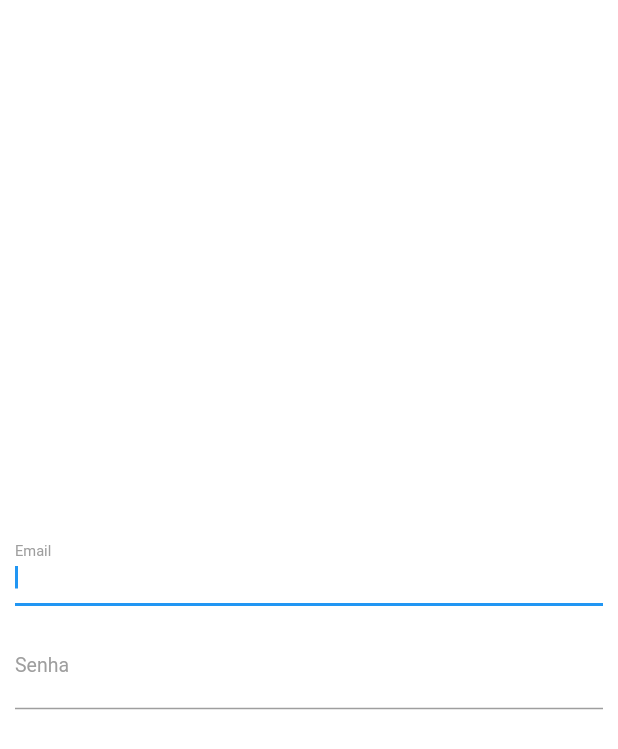
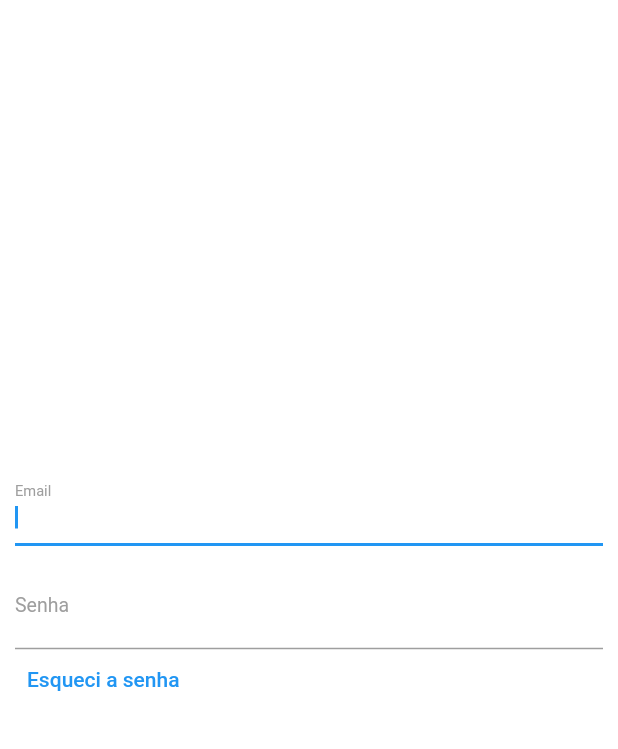
Before and after one commit to Mauricio-Nazario/psel-shinier-2021, a Flutter app: the screen it shows after launch, on a phone screen of 412 x 824 dp. Shown: the top 749 px of the screen. Run offline on Flutter 3.47's test engine with Material 2 defaults, Android fonts, the phone set to English and light mode, and no system bars.

Commit message:
opção esqueci a senha

```diff
--- a/lib/main.dart
+++ b/lib/main.dart
@@ -12,4 +12,6 @@ class MyApp extends StatelessWidget{
 
       );
     }
+
+
   }
--- a/lib/widgets/login.dart
+++ b/lib/widgets/login.dart
@@ -1,4 +1,5 @@
 import 'package:flutter/material.dart';
+
 class Login extends StatefulWidget {
   @override
   _LoginState createState() => _LoginState();
@@ -46,7 +47,19 @@ class _LoginState extends State<Login> {
                   ),
                 ),
               ),
-
+              Container(
+                height: 40,
+                alignment: Alignment.topLeft,
+                child: TextButton(
+                  child: Text(
+                    "Esqueci a senha",
+                  ),
+                  onPressed: (){},
+                  ),
+                ),
+                SizedBox(
+                  height: 40,
+                )
           ],)
 
         ),
```
